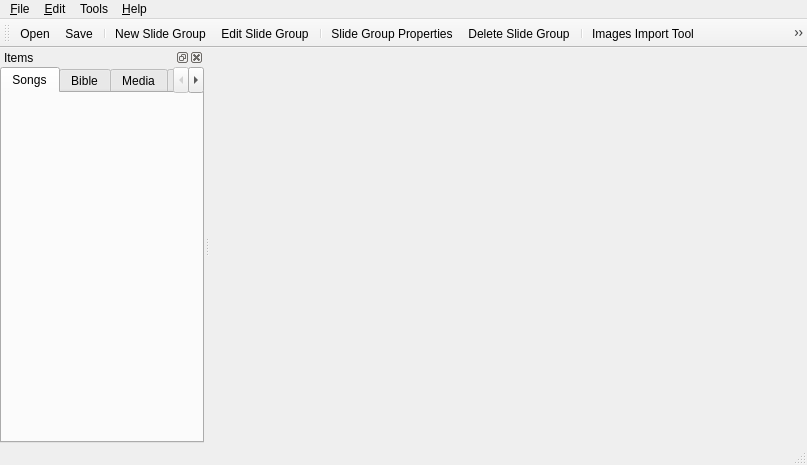
This is src/mainwindow.ui in google-code-export/dviz as Qt 5 draws it before an edit. The edited form follows.
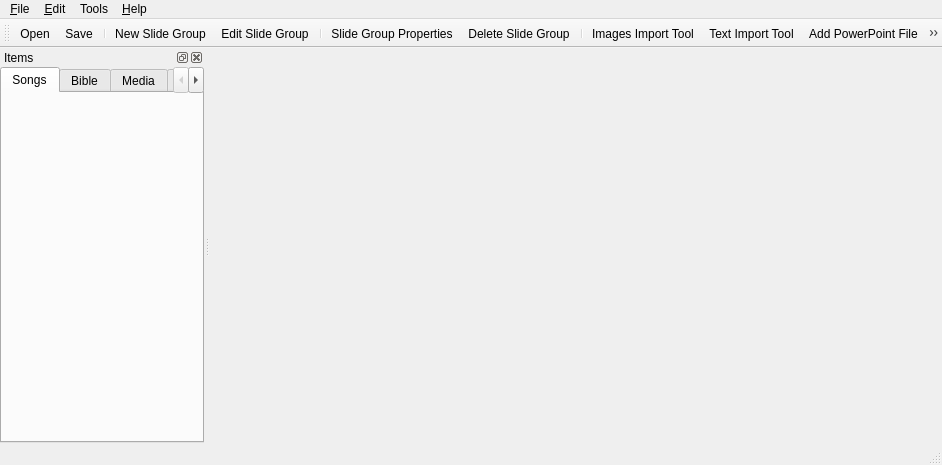
This is the edited form. Icons and pictures are not drawn.

Commit message: Added "toggle live output enabled" button to MainWindow toolbar. Update ImageImportDialog to resize pictures when importing.

What changed in the file:
```diff
--- a/src/mainwindow.ui
+++ b/src/mainwindow.ui
@@ -6,7 +6,7 @@
    <rect>
     <x>0</x>
     <y>0</y>
-    <width>807</width>
+    <width>942</width>
     <height>465</height>
    </rect>
   </property>
@@ -25,8 +25,8 @@
     <rect>
      <x>0</x>
      <y>0</y>
-     <width>807</width>
-     <height>25</height>
+     <width>942</width>
+     <height>19</height>
     </rect>
    </property>
    <widget class="QMenu" name="menuFile">
@@ -145,6 +145,8 @@
    <addaction name="actionImages_Import_Tool"/>
    <addaction name="actionText_Import_Tool"/>
    <addaction name="actionAdd_PowerPoint_File"/>
+   <addaction name="separator"/>
+   <addaction name="actionToggle_Live_Output"/>
   </widget>
   <action name="actionOpen">
    <property name="text">
@@ -248,6 +250,18 @@
     <string>Add Group Player</string>
    </property>
   </action>
+  <action name="actionToggle_Live_Output">
+   <property name="checkable">
+    <bool>true</bool>
+   </property>
+   <property name="icon">
+    <iconset resource="dviz.qrc">
+     <normaloff>:/data/stock-media-rec.png</normaloff>:/data/stock-media-rec.png</iconset>
+   </property>
+   <property name="text">
+    <string>Toggle Live Output</string>
+   </property>
+  </action>
  </widget>
  <resources/>
  <connections/>
```
Left out of the diff: 4 changed lines with no effect on the pictures. The commit also changes 11 other files.
